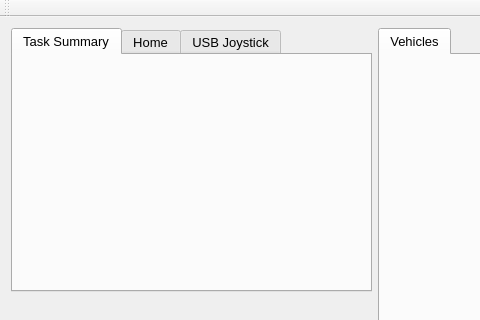
This is ProjectSource/SwarmGUI/swarmcontroller_gui.ui in majorpr13/SwarmingVehicles as Qt 5 draws it before an edit; both pictures show x 0 to 480 and y 0 to 320 of the 1237 by 582 pixel window. The edited form follows.
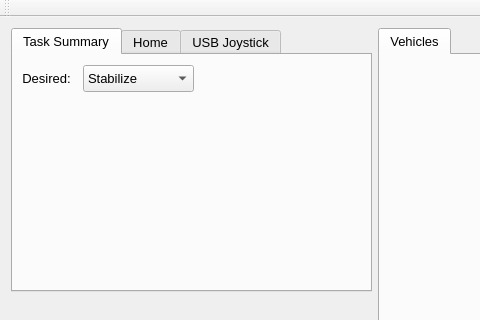
This is the edited form. The open tabs and pages were chosen to show the change. Custom widgets are drawn as their Qt base class.

```diff
--- a/ProjectSource/SwarmGUI/swarmcontroller_gui.ui
+++ b/ProjectSource/SwarmGUI/swarmcontroller_gui.ui
@@ -163,6 +163,106 @@
          <attribute name="title">
           <string>Task Summary</string>
          </attribute>
+         <widget class="QLabel" name="label_21">
+          <property name="geometry">
+           <rect>
+            <x>8</x>
+            <y>15</y>
+            <width>51</width>
+            <height>16</height>
+           </rect>
+          </property>
+          <property name="sizePolicy">
+           <sizepolicy hsizetype="Fixed" vsizetype="Fixed">
+            <horstretch>0</horstretch>
+            <verstretch>0</verstretch>
+           </sizepolicy>
+          </property>
+          <property name="font">
+           <font>
+            <pointsize>10</pointsize>
+           </font>
+          </property>
+          <property name="text">
+           <string>Desired:</string>
+          </property>
+          <property name="alignment">
+           <set>Qt::AlignCenter</set>
+          </property>
+         </widget>
+         <widget class="QComboBox" name="comboBox_DesiredSwarmBehavior">
+          <property name="geometry">
+           <rect>
+            <x>70</x>
+            <y>10</y>
+            <width>111</width>
+            <height>27</height>
+           </rect>
+          </property>
+          <property name="sizePolicy">
+           <sizepolicy hsizetype="Fixed" vsizetype="Fixed">
+            <horstretch>0</horstretch>
+            <verstretch>0</verstretch>
+           </sizepolicy>
+          </property>
+          <property name="minimumSize">
+           <size>
+            <width>111</width>
+            <height>27</height>
+           </size>
+          </property>
+          <property name="font">
+           <font>
+            <pointsize>10</pointsize>
+           </font>
+          </property>
+          <property name="currentIndex">
+           <number>0</number>
+          </property>
+          <property name="sizeAdjustPolicy">
+           <enum>QComboBox::AdjustToMinimumContentsLength</enum>
+          </property>
+          <item>
+           <property name="text">
+            <string>Stabilize</string>
+           </property>
+          </item>
+          <item>
+           <property name="text">
+            <string>Alt Hold</string>
+           </property>
+          </item>
+          <item>
+           <property name="text">
+            <string>Loiter</string>
+           </property>
+          </item>
+          <item>
+           <property name="text">
+            <string>RTL</string>
+           </property>
+          </item>
+          <item>
+           <property name="text">
+            <string>Auto</string>
+           </property>
+          </item>
+          <item>
+           <property name="text">
+            <string>Guided</string>
+           </property>
+          </item>
+          <item>
+           <property name="text">
+            <string>Land</string>
+           </property>
+          </item>
+          <item>
+           <property name="text">
+            <string>TakeOff</string>
+           </property>
+          </item>
+         </widget>
         </widget>
         <widget class="QWidget" name="tab">
          <attribute name="title">
```
Left out of the diff: 4 changed lines with no effect on the pictures.
